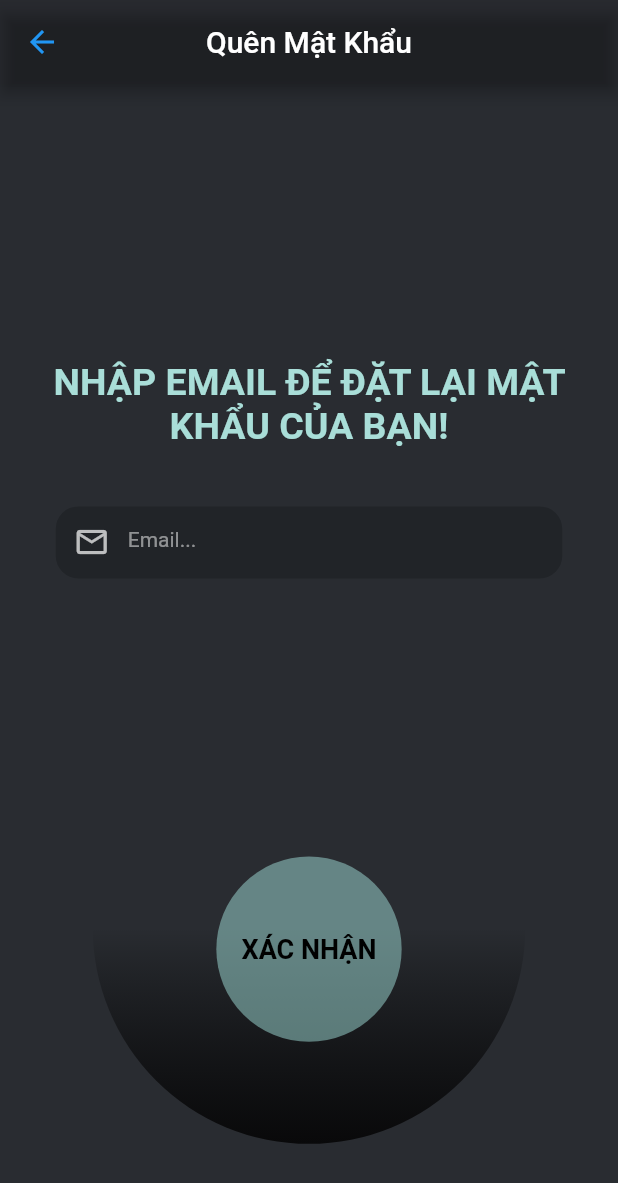
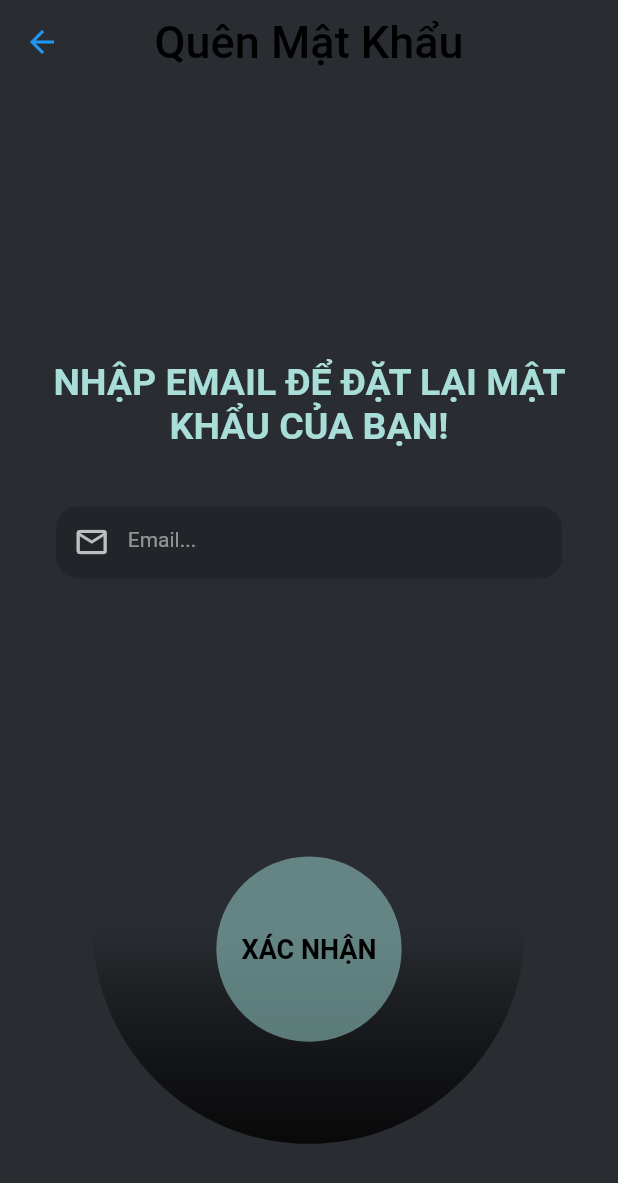
Before and after one commit to HuyTranCong/project_quiz, a Flutter app: the ForgotPasswordScreen screen opened directly, on a phone screen of 412 x 824 dp. Shown: the top 1183 px of the screen. Run offline on Flutter 3.47's test engine with Material 2 defaults, Android fonts, the phone set to English and light mode, and no system bars; our stand-ins replace animated_text_kit, cloud_firestore, connectivity_plus, email_validator, firebase_auth, firebase_core; missing offline and left inert: animated_button, fab_circular_menu; accounts and stored records are empty.

Commit message:
update_@@!!

```diff
--- a/lib/screens/users/forgot_password.dart
+++ b/lib/screens/users/forgot_password.dart
@@ -54,7 +54,9 @@ class _ForgotPasswordScreenState extends State<ForgotPasswordScreen>
     return Scaffold(
       appBar: AppBar(
         backgroundColor: Colors.transparent,
-        title: Text('Quên Mật Khẩu'),
+        shadowColor: Colors.transparent,
+        title: Text('Quên Mật Khẩu',
+            style: TextStyle(color: Colors.black, fontSize: 30)),
         iconTheme: IconThemeData(color: Colors.blue),
         centerTitle: true,
       ),
--- a/lib/screens/users/signup.dart
+++ b/lib/screens/users/signup.dart
@@ -402,7 +402,7 @@ class _SignUpScreenState extends State<SignUpScreen>
       'email': email,
       'photoUrl': null,
       'score': 0,
-      'exp': 1,
+      'exp': 0,
       'date': Timestamp.now(),
     });
   }
--- a/pubspec.yaml
+++ b/pubspec.yaml
@@ -84,6 +84,7 @@ flutter:
     - assets/images/image_03.jpg
     - assets/images/image_04.jpg
     - assets/images/13.jpg
+    - assets/images/avatar.png
 
   # An image asset can refer to one or more resolution-specific "variants", see
   # https://flutter.dev/assets-and-images/#resolution-aware
```
Also changed, not shown: lib/screens/users/info_user.dart (+6 -1 lines), assets/images/avatar.png (added), assets/images/logo_1.png (deleted).
